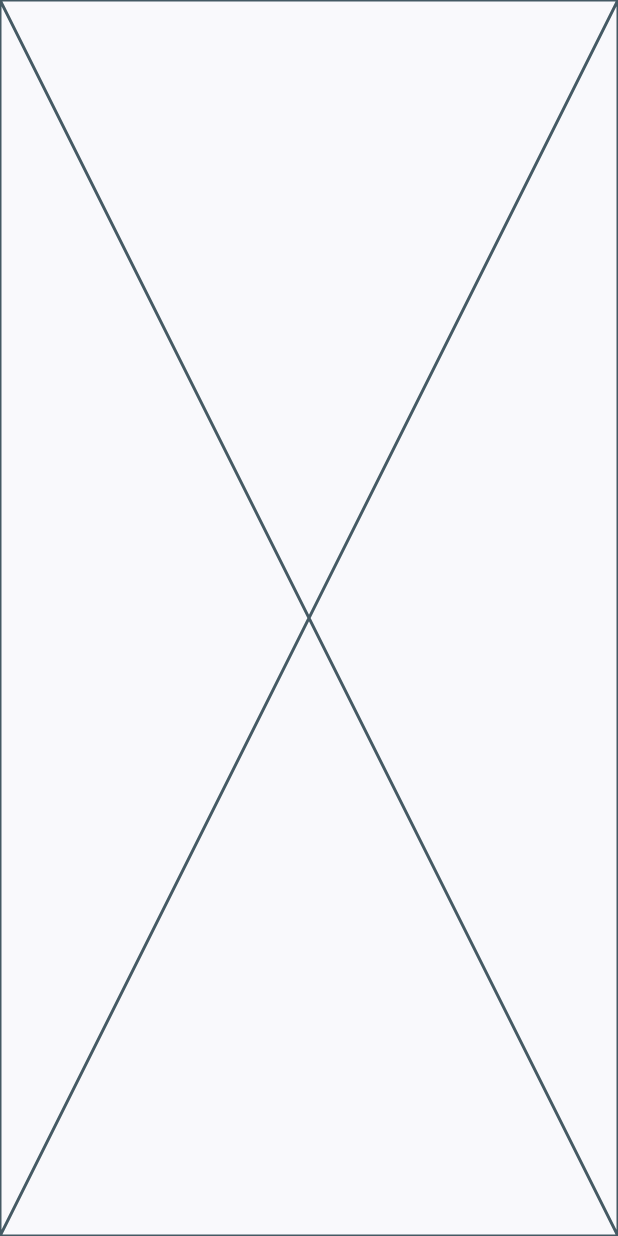
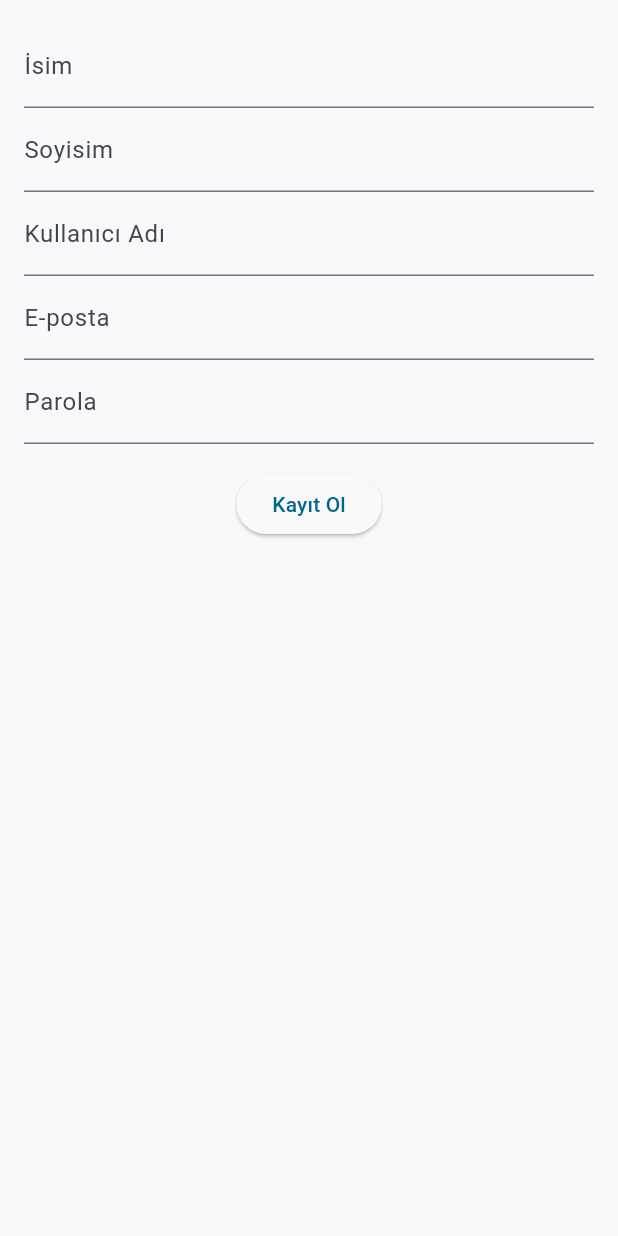
Before and after one commit to Malsaeed276/Soltion-Center, a Flutter app: the SignUp screen opened by its route, on a phone screen of 412 x 824 dp. Run offline on Flutter 3.47's test engine with Material 2 defaults, Android fonts, the phone set to English and light mode, and no system bars; our stand-ins replace cloud_firestore, connectivity_plus, firebase_auth, firebase_core, hive_flutter; accounts and stored records are empty.

Commit message:
Update sign_up.dart

```diff
--- a/soltion_center/lib/view/login/sign_up.dart
+++ b/soltion_center/lib/view/login/sign_up.dart
@@ -5,8 +5,83 @@ class SignUp extends StatelessWidget {
 
   @override
   Widget build(BuildContext context) {
-    return const Scaffold(
-      body: Placeholder(),
+    final _formKey = GlobalKey<FormState>();
+
+    return Scaffold(
+      body: Padding(
+        padding: const EdgeInsets.all(16.0),
+        child: Form(
+          key: _formKey,
+          child: Column(
+            children: <Widget>[
+              TextFormField(
+                decoration: InputDecoration(labelText: 'İsim'),
+                validator: (value) {
+                  if (value.isEmpty) {
+                    return 'Lütfen bir isim girin';
+                  }
+                  return null;
+                },
+              ),
+              TextFormField(
+                decoration: InputDecoration(labelText: 'Soyisim'),
+                validator: (value) {
+                  if (value.isEmpty) {
+                    return 'Lütfen bir soyisim girin';
+                  }
+                  return null;
+                },
+              ),
+              TextFormField(
+                decoration: InputDecoration(labelText: 'Kullanıcı Adı'),
+                validator: (value) {
+                  if (value.isEmpty) {
+                    return 'Lütfen bir kullanıcı adı girin';
+                  }
+                  return null;
+                },
+              ),
+              TextFormField(
+                decoration: InputDecoration(labelText: 'E-posta'),
+                validator: (value) {
+                  Pattern pattern =
+                      r'^[a-zA-Z0-9._%+-]+@[a-zA-Z0-9.-]+\.(edu)$';
+                  RegExp regex = RegExp(pattern);
+                  if (!regex.hasMatch(value))
+                    return 'Lütfen geçerli bir okul e-postası girin';
+                  else
+                    return null;
+                },
+              ),
+              TextFormField(
+                obscureText: true,
+                decoration: InputDecoration(labelText: 'Parola'),
+                validator: (value) {
+                  Pattern pattern =
+                      r'^(?=.*[a-z])(?=.*[A-Z])(?=.*\d)[a-zA-Z\d]{8,}$';
+                  RegExp regex = RegExp(pattern);
+                  if (!regex.hasMatch(value))
+                    return 'Şifre en az 8 karakter, 1 sayı, 1 küçük ve 1 büyük harf içermeli';
+                  else
+                    return null;
+                },
+              ),
+              Padding(
+                padding: const EdgeInsets.symmetric(vertical: 16.0),
+                child: ElevatedButton(
+                  onPressed: () {
+                    if (_formKey.currentState.validate()) {
+                      Scaffold.of(context)
+                          .showSnackBar(SnackBar(content: Text('İşlem yapılıyor')));
+                    }
+                  },
+                  child: Text('Kayıt Ol'),
+                ),
+              ),
+            ],
+          ),
+        ),
+      ),
     );
   }
 }
```
